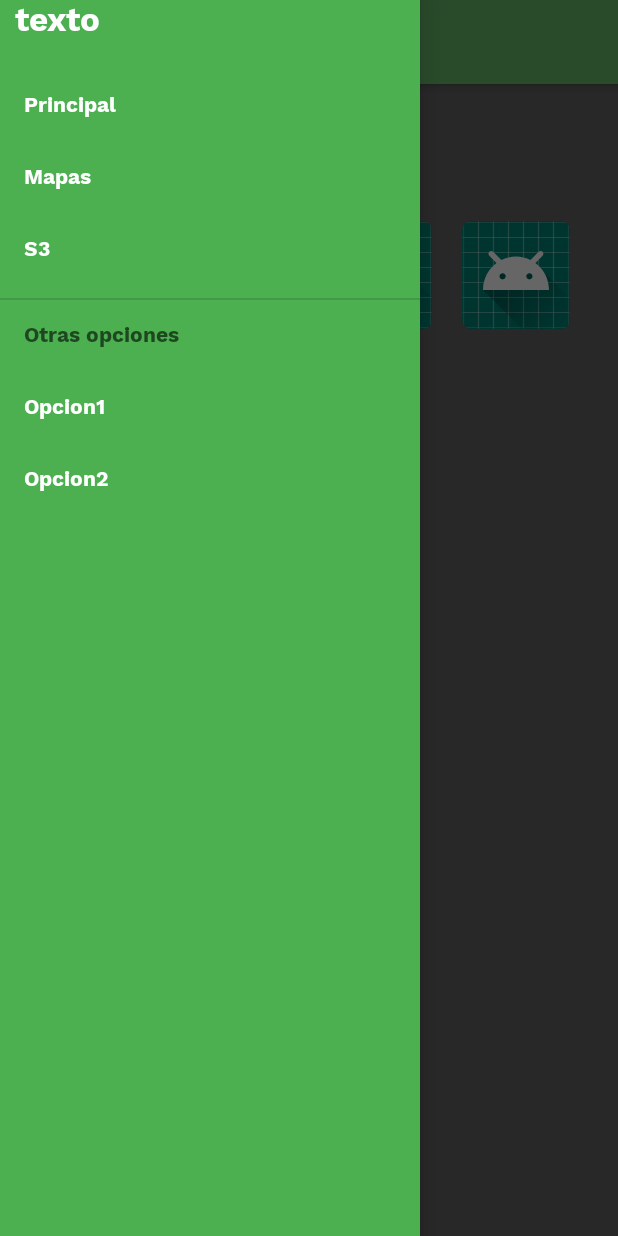
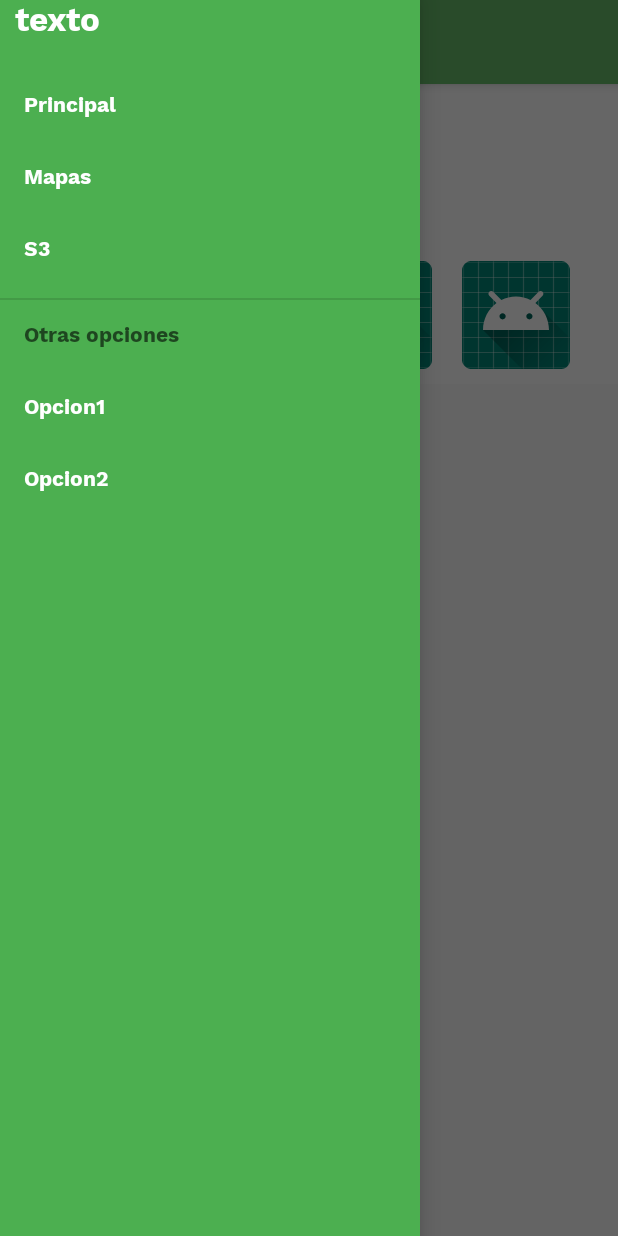
Before and after one commit to patriciouca/Air4People, an Android app: the fragment DetalleEstacion placed in its activity, with the side drawer open, on a phone screen of 412 x 824 dp. Run offline under Robolectric (Android 15) with nearby library versions, the phone set to English and light mode, and no system bars; 3 statements that could not run were skipped.

Commit message:
Cosas bien hechas

```diff
--- a/app/src/main/java/es/uca/air4people/air4people/EstacionesActivity.java
+++ b/app/src/main/java/es/uca/air4people/air4people/EstacionesActivity.java
@@ -3,7 +3,9 @@
 import android.os.Bundle;
 import android.support.constraint.ConstraintLayout;
 import android.support.constraint.ConstraintSet;
+import android.support.design.widget.FloatingActionButton;
 import android.support.design.widget.NavigationView;
+import android.support.design.widget.Snackbar;
 import android.support.v4.app.Fragment;
 import android.support.v4.view.GravityCompat;
 import android.support.v4.widget.DrawerLayout;
@@ -21,6 +23,7 @@
 
 import es.uca.air4people.air4people.Servicio.Estacion;
 import es.uca.air4people.air4people.Servicio.EstacionService;
+import es.uca.air4people.air4people.fragments.AddEstacion;
 import es.uca.air4people.air4people.fragments.Fragment1;
 import es.uca.air4people.air4people.fragments.ListaMisEstaciones;
 import es.uca.air4people.air4people.fragments.Mapa;
@@ -64,16 +67,9 @@
         getSupportActionBar().setHomeAsUpIndicator(R.drawable.ic_dehaze_black_24dp);
         getSupportActionBar().setDisplayHomeAsUpEnabled(true);
         irInicio();
-        /*
-        FloatingActionButton fab = findViewById(R.id.fab);
-        fab.setOnClickListener(new View.OnClickListener() {
-            @Override
-            public void onClick(View view) {
-                Snackbar.make(view, "Replace with your own action", Snackbar.LENGTH_LONG)
-                        .setAction("Action", null).show();
-            }
-        });
-        */
+
+
+
         set=new ConstraintSet();
         set.clone(constraint);
         set.setMargin(R.id.principal,ConstraintSet.BOTTOM,0);
@@ -117,6 +113,7 @@
 
                             menuItem.setChecked(true);
                             getSupportActionBar().setTitle(menuItem.getTitle());
+
                         }
 
                         mDrawerLayout.closeDrawers();
@@ -124,6 +121,7 @@
                         return true;
                     }
                 });
+
     }
 
     @Override
--- a/app/src/main/java/es/uca/air4people/air4people/ReciclerEstaciones/AdaptadorEstaciones.java
+++ b/app/src/main/java/es/uca/air4people/air4people/ReciclerEstaciones/AdaptadorEstacionesMediciones.java
@@ -15,14 +15,14 @@
 import es.uca.air4people.air4people.R;
 import es.uca.air4people.air4people.Servicio.Medicion;
 
-public class AdaptadorEstaciones
-        extends RecyclerView.Adapter<AdaptadorEstaciones.EstacionesViewHolder>
+public class AdaptadorEstacionesMediciones
+        extends RecyclerView.Adapter<AdaptadorEstacionesMediciones.EstacionesViewHolder>
         implements View.OnClickListener{
 
     private ArrayList<EstacionLista> datos;
     private View.OnClickListener listener;
 
-    public AdaptadorEstaciones(ArrayList<EstacionLista> datos) {
+    public AdaptadorEstacionesMediciones(ArrayList<EstacionLista> datos) {
         this.datos = datos;
     }
 
--- a/app/src/main/java/es/uca/air4people/air4people/ReciclerEstaciones/EstacionLista.java
+++ b/app/src/main/java/es/uca/air4people/air4people/ReciclerEstaciones/EstacionLista.java
@@ -8,6 +8,11 @@
 
     private String titulo;
     private List<Medicion> predicciones;
+
+    public EstacionLista(String titulo) {
+        super();
+        this.titulo = titulo;
+    }
 
     public EstacionLista(String titulo, List<Medicion> predicciones) {
         super();
--- a/app/src/main/java/es/uca/air4people/air4people/RegisterActivity.java
+++ b/app/src/main/java/es/uca/air4people/air4people/RegisterActivity.java
@@ -13,8 +13,6 @@
     protected void onCreate(Bundle savedInstanceState) {
         super.onCreate(savedInstanceState);
         setContentView(R.layout.activity_register);
-        Toolbar toolbar = findViewById(R.id.toolbar);
-        setSupportActionBar(toolbar);
 
     }
 
--- a/app/src/main/java/es/uca/air4people/air4people/Servicio/EstacionService.java
+++ b/app/src/main/java/es/uca/air4people/air4people/Servicio/EstacionService.java
@@ -6,6 +6,10 @@
 import retrofit2.http.Path;
 
 public interface EstacionService {
+
+        @GET("availableMotes")
+        Call<List<String>> getEstaciones();
+
         @GET("locateAllMotes")
         Call<List<Estacion>> getMapa();
 
--- a/app/src/main/java/es/uca/air4people/air4people/fragments/DetalleEstacion.java
+++ b/app/src/main/java/es/uca/air4people/air4people/fragments/DetalleEstacion.java
@@ -1,36 +1,22 @@
 package es.uca.air4people.air4people.fragments;
 
 import android.content.Context;
-import android.graphics.Color;
-import android.graphics.PorterDuff;
-import android.os.Build;
 import android.os.Bundle;
-import android.support.constraint.ConstraintLayout;
 import android.support.v4.app.Fragment;
 import android.support.v7.widget.DefaultItemAnimator;
 import android.support.v7.widget.DividerItemDecoration;
 import android.support.v7.widget.LinearLayoutManager;
 import android.support.v7.widget.RecyclerView;
-import android.util.Log;
-import android.view.GestureDetector;
 import android.view.LayoutInflater;
-import android.view.MotionEvent;
 import android.view.View;
 import android.view.ViewGroup;
-import android.widget.ImageButton;
-import android.widget.LinearLayout;
-import android.widget.ProgressBar;
-import android.widget.ScrollView;
 import android.widget.TextView;
-import android.widget.Toast;
 
 import java.text.SimpleDateFormat;
 import java.util.ArrayList;
 import java.util.Calendar;
-import java.util.Date;
 import java.util.List;
 
-import es.uca.air4people.air4people.ComprobarContaminacion;
 import es.uca.air4people.air4people.EstacionesActivity;
 import es.uca.air4people.air4people.R;
 import es.uca.air4people.air4people.ReciclerMedicionFecha.AdaptadorMedicionesFecha;
@@ -59,7 +45,7 @@
     @Override
     public View onCreateView(LayoutInflater inflater, ViewGroup container,
                              Bundle savedInstanceState) {
-        View view=inflater.inflate(R.layout.content_detallestacionrec, container, false);
+        View view=inflater.inflate(R.layout.content_detallestacioncam, container, false);
 
         TextView tituloT=view.findViewById(R.id.tituloEstacion);
         dias=0;
--- a/app/src/main/res/layout/activity_main.xml
+++ b/app/src/main/res/layout/activity_main.xml
@@ -14,35 +14,40 @@
         android:layout_height="match_parent"
         tools:context=".EstacionesActivity">
 
-            <android.support.v7.widget.Toolbar
-                android:id="@+id/toolbar"
+        <android.support.design.widget.AppBarLayout
+            android:id="@+id/appBarLayout"
+            android:layout_width="match_parent"
+            android:layout_height="wrap_content"
+            android:theme="@style/AppTheme"
+            app:layout_constraintTop_toTopOf="parent">
+            <!-- Toolbar -->
+            <android.support.v7.widget.Toolbar xmlns:app="http://schemas.android.com/apk/res-auto"
+                android:id="@+id/appbar"
                 android:layout_width="match_parent"
                 android:layout_height="?attr/actionBarSize"
+                android:elevation="4dp"
+                android:minHeight="?attr/actionBarSize"
                 android:theme="@style/ToolBarStyle"
-                app:layout_scrollFlags="scroll|enterAlways"
-                android:elevation="4dp"
                  />
 
-
-
-
-
-    </android.support.design.widget.CoordinatorLayout>
-
-    <!-- Layout del menú lateral (Navigation View) -->
+        </android.support.design.widget.AppBarLayout>
 
         <android.support.constraint.ConstraintLayout
             android:id="@+id/reglasprincipal"
             android:layout_width="match_parent"
-        android:layout_height="match_parent">
+            android:layout_height="match_parent"
+            app:layout_constraintBottom_toBottomOf="parent"
+            app:layout_constraintEnd_toEndOf="parent"
+            app:layout_constraintStart_toStartOf="parent"
+            app:layout_constraintTop_toBottomOf="@+id/appBarLayout">
 
             <include
                 android:id="@+id/principal"
                 layout="@layout/content_main"
                 android:layout_width="match_parent"
                 android:layout_height="match_parent"
-            android:layout_marginBottom="96dp"
                 app:layout_constraintBottom_toBottomOf="parent"
+                app:layout_constraintTop_toTopOf="parent"
                 tools:layout_editor_absoluteX="16dp" />
 
             <LinearLayout
@@ -56,6 +61,9 @@
                 app:layout_constraintStart_toStartOf="parent"
                 app:layout_constraintTop_toBottomOf="@+id/principal"></LinearLayout>
         </android.support.constraint.ConstraintLayout>
+
+
+    </android.support.design.widget.CoordinatorLayout>
 
     <android.support.design.widget.NavigationView
         android:id="@+id/navview"
--- /dev/null
+++ b/app/src/main/res/layout/content_detallestacioncam.xml
@@ -0,0 +1,112 @@
+<?xml version="1.0" encoding="utf-8"?>
+<android.support.design.widget.CoordinatorLayout xmlns:android="http://schemas.android.com/apk/res/android"
+    xmlns:app="http://schemas.android.com/apk/res-auto"
+    xmlns:tools="http://schemas.android.com/tools"
+    android:layout_width="match_parent"
+    android:layout_height="match_parent">
+    <android.support.design.widget.AppBarLayout
+        android:id="@+id/main.appbar"
+        android:layout_width="match_parent"
+        android:layout_height="wrap_content"
+        android:layout_marginBottom="100dp">
+
+    <android.support.design.widget.CollapsingToolbarLayout
+        android:id="@+id/main.collapsing"
+        android:layout_width="match_parent"
+        android:layout_height="wrap_content"
+        android:background="#ffffff"
+        app:layout_scrollFlags="scroll|enterAlways|enterAlwaysCollapsed"
+        app:scrimAnimationDuration="0">
+
+        <LinearLayout
+            android:layout_width="match_parent"
+            android:layout_height="match_parent"
+            android:orientation="vertical">
+
+            <TextView
+                android:id="@+id/tituloEstacion"
+                style="@style/textoPrimario"
+                android:layout_width="wrap_content"
+                android:layout_height="wrap_content"
+                android:layout_marginStart="8dp"
+                android:layout_marginTop="8dp"
+                android:text="TextView"
+                android:textSize="30sp"
+                app:layout_constraintStart_toStartOf="parent"
+                app:layout_constraintTop_toTopOf="parent" />
+
+            <TextView
+                android:id="@+id/textView5"
+                style="@style/textoPrimario"
+                android:layout_width="wrap_content"
+                android:layout_height="wrap_content"
+                android:layout_marginStart="32dp"
+                android:layout_marginTop="8dp"
+                android:text="Recomendaciones"
+                app:layout_constraintStart_toStartOf="parent"
+                app:layout_constraintTop_toBottomOf="@+id/tituloEstacion" />
+
+            <TextView
+                android:id="@+id/textView6"
+                style="@style/textoPrimario"
+                android:layout_width="wrap_content"
+                android:layout_height="wrap_content"
+                android:layout_marginStart="32dp"
+                android:layout_marginTop="8dp"
+                android:text="Predicciones"
+                app:layout_constraintStart_toStartOf="parent"
+                app:layout_constraintTop_toBottomOf="@+id/linearLayout2" />
+
+            <LinearLayout
+                android:id="@+id/linearLayout2"
+                android:layout_width="match_parent"
+                android:layout_height="wrap_content"
+                android:layout_marginStart="8dp"
+                android:layout_marginTop="8dp"
+                android:layout_marginEnd="8dp"
+                android:gravity="center"
+                android:orientation="horizontal"
+                app:layout_constraintEnd_toEndOf="parent"
+                app:layout_constraintStart_toStartOf="parent"
+                app:layout_constraintTop_toBottomOf="@+id/textView5">
+
+                <ImageView
+                    android:id="@+id/imageView3"
+                    android:layout_width="wrap_content"
+                    android:layout_height="wrap_content"
+                    android:layout_margin="10dp"
+                    app:srcCompat="@mipmap/ic_launcher" />
+
+                <ImageView
+                    android:id="@+id/imageView4"
+                    android:layout_width="wrap_content"
+                    android:layout_height="wrap_content"
+                    android:layout_margin="10dp"
+                    app:srcCompat="@mipmap/ic_launcher" />
+
+                <ImageView
+                    android:id="@+id/imageView2"
+                    android:layout_width="wrap_content"
+                    android:layout_height="wrap_content"
+                    android:layout_margin="10dp"
+                    app:srcCompat="@mipmap/ic_launcher" />
+
+                <ImageView
+                    android:id="@+id/imageView"
+                    android:layout_width="wrap_content"
+                    android:layout_height="wrap_content"
+                    android:layout_margin="10dp"
+                    app:srcCompat="@mipmap/ic_launcher" />
+            </LinearLayout>
+        </LinearLayout>
+
+    </android.support.design.widget.CollapsingToolbarLayout>
+</android.support.design.widget.AppBarLayout>
+    <android.support.v7.widget.RecyclerView
+        android:id="@+id/recEst"
+        android:layout_width="match_parent"
+        android:layout_height="match_parent"
+        app:layout_behavior="@string/appbar_scrolling_view_behavior" />
+
+
+</android.support.design.widget.CoordinatorLayout>
--- a/app/src/main/res/layout/content_detallestacionrec.xml
+++ /dev/null
@@ -1,99 +0,0 @@
-<?xml version="1.0" encoding="utf-8"?>
-<android.support.constraint.ConstraintLayout
-    xmlns:android="http://schemas.android.com/apk/res/android"
-    xmlns:app="http://schemas.android.com/apk/res-auto"
-    xmlns:tools="http://schemas.android.com/tools"
-    android:layout_width="match_parent"
-    android:layout_height="match_parent">
-
-    <TextView
-        android:id="@+id/tituloEstacion"
-        style="@style/textoPrimario"
-        android:layout_width="wrap_content"
-        android:layout_height="wrap_content"
-        android:layout_marginStart="8dp"
-        android:layout_marginTop="8dp"
-        android:text="TextView"
-        android:textSize="30sp"
-        app:layout_constraintStart_toStartOf="parent"
-        app:layout_constraintTop_toTopOf="parent" />
-
-    <TextView
-        android:id="@+id/textView5"
-        style="@style/textoPrimario"
-        android:layout_width="wrap_content"
-        android:layout_height="wrap_content"
-        android:layout_marginStart="32dp"
-        android:layout_marginTop="8dp"
-        android:text="Recomendaciones"
-        app:layout_constraintStart_toStartOf="parent"
-        app:layout_constraintTop_toBottomOf="@+id/tituloEstacion" />
-
-    <TextView
-        android:id="@+id/textView6"
-        style="@style/textoPrimario"
-        android:layout_width="wrap_content"
-        android:layout_height="wrap_content"
-        android:layout_marginStart="32dp"
-        android:layout_marginTop="8dp"
-        android:text="Predicciones"
-        app:layout_constraintStart_toStartOf="parent"
-        app:layout_constraintTop_toBottomOf="@+id/linearLayout2" />
-
-    <LinearLayout
-        android:id="@+id/linearLayout2"
-        android:layout_width="match_parent"
-        android:layout_height="wrap_content"
-        android:layout_marginStart="8dp"
-        android:layout_marginTop="8dp"
-        android:layout_marginEnd="8dp"
-        android:gravity="center"
-        android:orientation="horizontal"
-        app:layout_constraintEnd_toEndOf="parent"
-        app:layout_constraintStart_toStartOf="parent"
-        app:layout_constraintTop_toBottomOf="@+id/textView5">
-
-        <ImageView
-            android:id="@+id/imageView3"
-            android:layout_width="wrap_content"
-            android:layout_height="wrap_content"
-            android:layout_margin="10dp"
-            app:srcCompat="@mipmap/ic_launcher" />
-
-        <ImageView
-            android:id="@+id/imageView4"
-            android:layout_width="wrap_content"
-            android:layout_height="wrap_content"
-            android:layout_margin="10dp"
-            app:srcCompat="@mipmap/ic_launcher" />
-
-        <ImageView
-            android:id="@+id/imageView2"
-            android:layout_width="wrap_content"
-            android:layout_height="wrap_content"
-            android:layout_margin="10dp"
-            app:srcCompat="@mipmap/ic_launcher" />
-
-        <ImageView
-            android:id="@+id/imageView"
-            android:layout_width="wrap_content"
-            android:layout_height="wrap_content"
-            android:layout_margin="10dp"
-            app:srcCompat="@mipmap/ic_launcher" />
-    </LinearLayout>
-
-    <android.support.v7.widget.RecyclerView
-        android:id="@+id/recEst"
-        android:layout_width="395dp"
-        android:layout_height="512dp"
-        android:layout_marginStart="8dp"
-        android:layout_marginTop="8dp"
-        android:layout_marginEnd="8dp"
-        android:layout_marginBottom="8dp"
-        app:layout_constraintBottom_toBottomOf="parent"
-        app:layout_constraintEnd_toEndOf="parent"
-        app:layout_constraintStart_toStartOf="parent"
-        app:layout_constraintTop_toBottomOf="@+id/textView6"
-        app:layout_behavior="@string/appbar_scrolling_view_behavior" />
-
-</android.support.constraint.ConstraintLayout>
```
Also changed, not shown: app/src/main/java/es/uca/air4people/air4people/ReciclerEstaciones/AdaptadorEstacion.java (added, +83 -0 lines), app/src/main/java/es/uca/air4people/air4people/fragments/AddEstacion.java (added, +80 -0 lines), app/src/main/java/es/uca/air4people/air4people/fragments/ListaMisEstaciones.java (+19 -2 lines), app/src/main/res/layout/content_addestacion.xml (added, +10 -0 lines), app/src/main/res/layout/content_main.xml (+12 -21 lines). Lines whose indentation alone changed are shown as unchanged.
